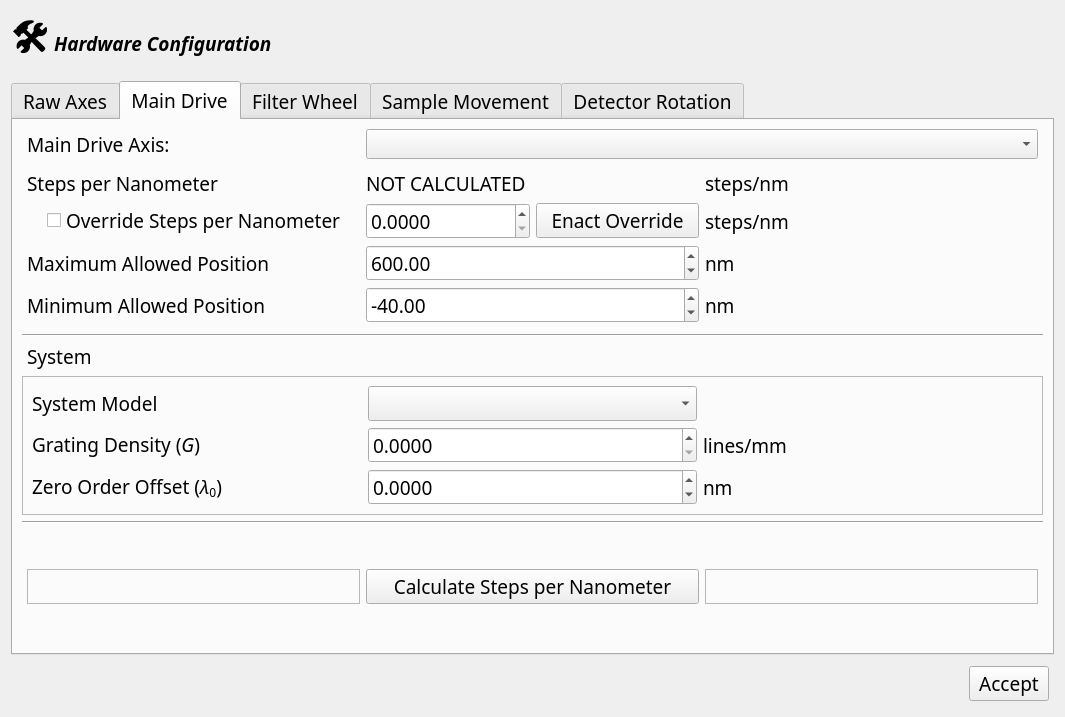
First picture: the form in ui/machine_config.ui, repository mitbailey/MMC, before the edit.
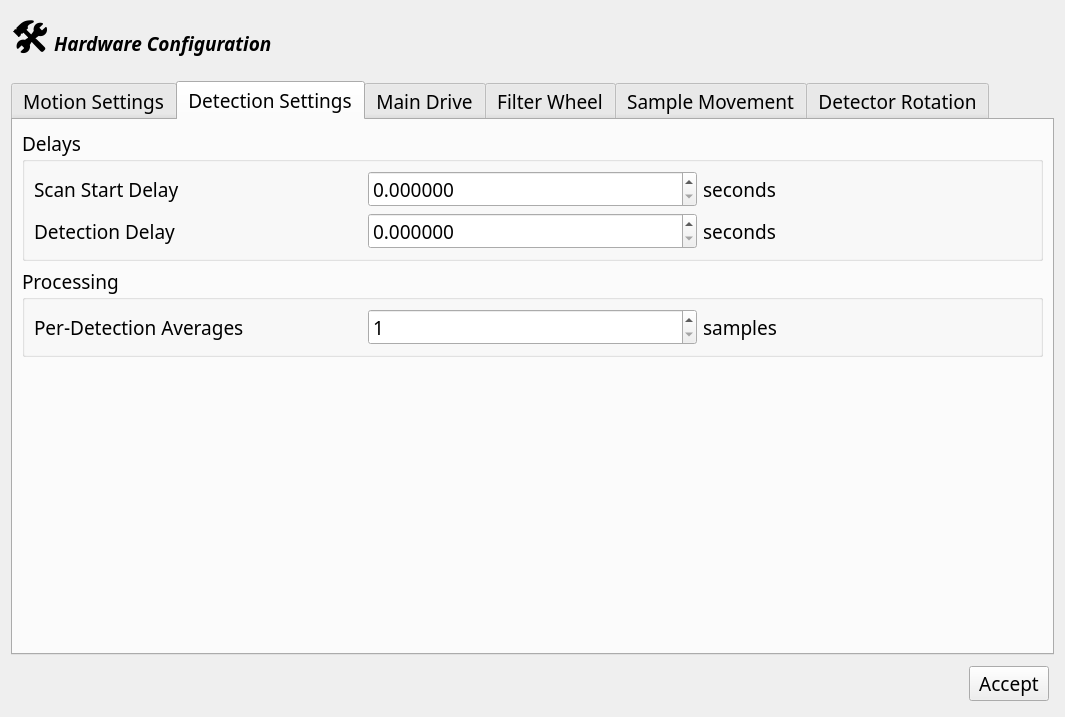
Second picture: the form after the edit. The open tabs and pages were chosen to show the change.

Commit message: Added scan start delay, detection delay, multi-sample detection averaging.

Diff of the .ui file:
```diff
--- a/ui/machine_config.ui
+++ b/ui/machine_config.ui
@@ -82,7 +82,7 @@
      </property>
      <widget class="QWidget" name="tab">
       <attribute name="title">
-       <string>Raw Axes</string>
+       <string>Motion Settings</string>
       </attribute>
       <layout class="QVBoxLayout" name="verticalLayout">
        <item>
@@ -107,6 +107,121 @@
        </item>
       </layout>
      </widget>
+     <widget class="QWidget" name="tab_2">
+      <attribute name="title">
+       <string>Detection Settings</string>
+      </attribute>
+      <layout class="QVBoxLayout" name="verticalLayout_6">
+       <item>
+        <widget class="QGroupBox" name="groupBox">
+         <property name="title">
+          <string>Delays</string>
+         </property>
+         <layout class="QVBoxLayout" name="verticalLayout_9">
+          <item>
+           <layout class="QGridLayout" name="gridLayout_8">
+            <item row="0" column="0">
+             <widget class="QLabel" name="label_62">
+              <property name="text">
+               <string>Scan Start Delay</string>
+              </property>
+             </widget>
+            </item>
+            <item row="0" column="1">
+             <widget class="QDoubleSpinBox" name="scan_start_delay">
+              <property name="decimals">
+               <number>6</number>
+              </property>
+             </widget>
+            </item>
+            <item row="0" column="2">
+             <widget class="QLabel" name="label_63">
+              <property name="text">
+               <string>seconds</string>
+              </property>
+             </widget>
+            </item>
+            <item row="1" column="0">
+             <widget class="QLabel" name="label_64">
+              <property name="text">
+               <string>Detection Delay</string>
+              </property>
+             </widget>
+            </item>
+            <item row="1" column="1">
+             <widget class="QDoubleSpinBox" name="detection_delay">
+              <property name="decimals">
+               <number>6</number>
+              </property>
+             </widget>
+            </item>
+            <item row="1" column="2">
+             <widget class="QLabel" name="label_65">
+              <property name="text">
+               <string>seconds</string>
+              </property>
+             </widget>
+            </item>
+           </layout>
+          </item>
+         </layout>
+        </widget>
+       </item>
+       <item>
+        <widget class="QGroupBox" name="groupBox_2">
+         <property name="title">
+          <string>Processing</string>
+         </property>
+         <layout class="QVBoxLayout" name="verticalLayout_10">
+          <item>
+           <layout class="QGridLayout" name="gridLayout_9">
+            <property name="bottomMargin">
+             <number>0</number>
+            </property>
+            <item row="0" column="1">
+             <widget class="QSpinBox" name="per_detection_averages">
+              <property name="minimum">
+               <number>1</number>
+              </property>
+              <property name="maximum">
+               <number>1000000</number>
+              </property>
+             </widget>
+            </item>
+            <item row="0" column="0">
+             <widget class="QLabel" name="label_66">
+              <property name="text">
+               <string>Per-Detection Averages</string>
+              </property>
+             </widget>
+            </item>
+            <item row="0" column="2">
+             <widget class="QLabel" name="label_67">
+              <property name="text">
+               <string>samples</string>
+              </property>
+             </widget>
+            </item>
+           </layout>
+          </item>
+         </layout>
+        </widget>
+       </item>
+       <item>
+        <spacer name="verticalSpacer_7">
+         <property name="orientation">
+          <enum>Qt::Vertical</enum>
+         </property>
+         <property name="sizeHint" stdset="0">
+          <size>
+           <width>20</width>
+           <height>40</height>
+          </size>
+         </property>
+        </spacer>
+       </item>
+      </layout>
+     </widget>
      <widget class="QWidget" name="main_drive_tab">
       <attribute name="title">
        <string>Main Drive</string>
```
Left out of the diff: 2 changed lines with no effect on the pictures. The commit also changes 4 other files.
